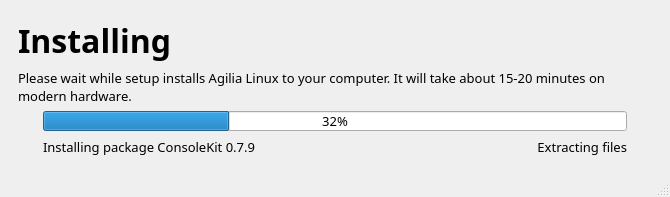
Before: the Qt Designer form guiinstaller/guisetup_exec/mainwindow.ui in aix27249/mpkg, drawn with Qt 5.
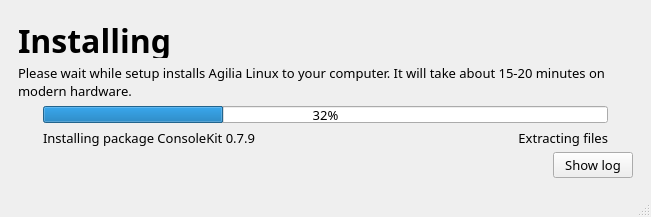
After: the same form once the commit is applied. Icons and pictures are not drawn.

```diff
--- a/guiinstaller/guisetup_exec/mainwindow.ui
+++ b/guiinstaller/guisetup_exec/mainwindow.ui
@@ -6,8 +6,8 @@
    <rect>
     <x>0</x>
     <y>0</y>
-    <width>670</width>
-    <height>169</height>
+    <width>651</width>
+    <height>201</height>
    </rect>
   </property>
   <property name="sizePolicy">
@@ -203,6 +203,30 @@
           </property>
          </spacer>
         </item>
+        <item>
+         <layout class="QHBoxLayout" name="horizontalLayout_3">
+          <item>
+           <spacer name="horizontalSpacer_4">
+            <property name="orientation">
+             <enum>Qt::Horizontal</enum>
+            </property>
+            <property name="sizeHint" stdset="0">
+             <size>
+              <width>40</width>
+              <height>20</height>
+             </size>
+            </property>
+           </spacer>
+          </item>
+          <item>
+           <widget class="QPushButton" name="showLogButton">
+            <property name="text">
+             <string>Show log</string>
+            </property>
+           </widget>
+          </item>
+         </layout>
+        </item>
        </layout>
       </widget>
       <widget class="QWidget" name="page_2">
```
